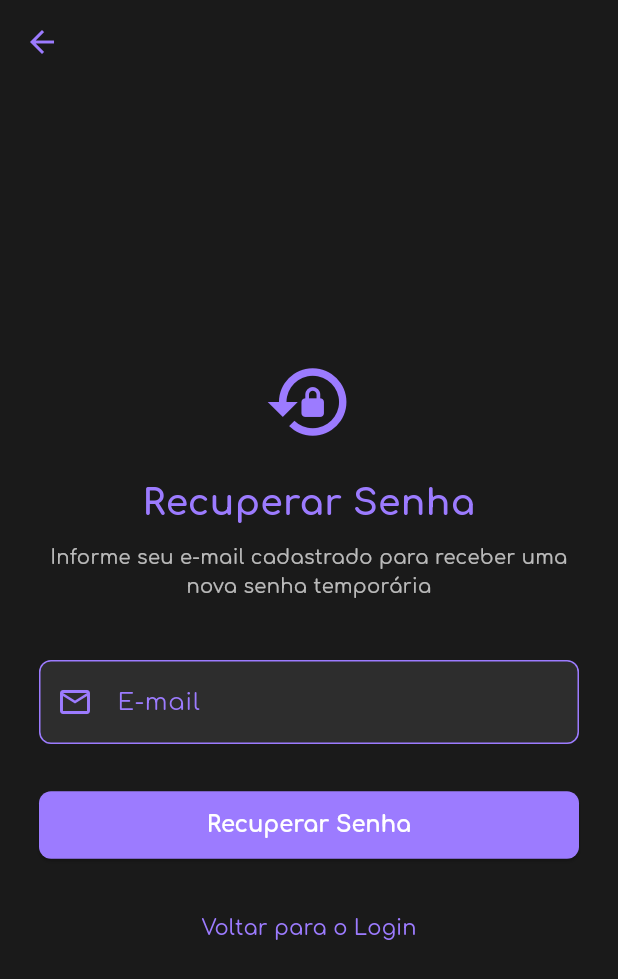
After one commit to equipe-javali/API_6_FRONT, a Flutter app: the screen it shows after launch, after a tap on "Esqueci minha senha", on a phone screen of 412 x 824 dp. The commit adds this screen. Shown: the top 979 px of the screen. Run offline on Flutter 3.47's test engine with Material 3 defaults, Android fonts, the phone set to English and light mode, and no system bars; our stand-ins replace go_router, google_fonts, shared_preferences, sticky_headers; network calls fail.

Commit message:
42 - feat: Implementa funcionalidade de recuperação de senha
- Cria a nova página `recuperar_senha.dart` com o formulário para o usuário inserir o e-mail.
- Adiciona a rota `/recuperar-senha` no arquivo `app/routes.dart`.
- Insere o link "Esqueci minha senha" na página de login (`login.dart`) para navegar até a nova tela.
- Integra a página com o endpoint do backend (`/password/recover`), enviando o e-mail com a nova senha.
- Implementa feedback visual para o usuário, incluindo:
  - Indicador de carregamento (`isLoading`) durante a requisição.
  - Um diálogo de sucesso (`_showSuccessDialog`) estilizado, que é exibido quando o e-mail é enviado com sucesso.
  - Uma mensagem de erro que aparece caso a API retorne um erro ou haja falha na conexão.
- Ajusta a navegação para redirecionar o usuário para a tela de login após a confirmação no diálogo de sucesso, corrigindo um erro de pilha de navegação.

```diff
--- a/app/lib/app/routes.dart
+++ b/app/lib/app/routes.dart
@@ -5,7 +5,7 @@ import 'package:app/pages/login.dart';
 import 'package:app/pages/listar_usuarios.dart';
 import 'package:app/pages/cadastrar_usuario.dart';
 import 'package:app/pages/chat.dart';
-
+import 'package:app/pages/recuperar_senha.dart';
 
 final GoRouter appRouter = GoRouter(
   initialLocation: '/login',
@@ -20,7 +20,7 @@ final GoRouter appRouter = GoRouter(
     // ),
     GoRoute(
       path: '/chat',
-       builder: (context, state) => const ChatPage(),
+      builder: (context, state) => const ChatPage(),
     ),
     GoRoute(
       path: '/usuarios',
@@ -30,5 +30,9 @@ final GoRouter appRouter = GoRouter(
       path: '/cadastrar/usuario',
       builder: (context, state) => const CadastrarUsuarioPage(),
     ),
+    GoRoute(
+      path: '/recuperar-senha',
+      builder: (context, state) => const RecuperarSenhaPage(),
+    ),
   ],
 );
--- a/app/lib/pages/login.dart
+++ b/app/lib/pages/login.dart
@@ -94,7 +94,23 @@ class _LoginPageState extends State<LoginPage> {
           style: const TextStyle(color: Colors.white),
           decoration: _inputDecoration("Senha", Icons.vpn_key),
         ),
-        const SizedBox(height: 30),
+        const SizedBox(height: 10),
+
+        // ✅ LINK "ESQUECI MINHA SENHA"
+        Align(
+          alignment: Alignment.centerRight,
+          child: TextButton(
+            onPressed: () => context.go('/recuperar-senha'),
+            child: Text(
+              'Esqueci minha senha',
+              style: GoogleFonts.comfortaa(
+                color: const Color(0xFF9C7BFF),
+                fontSize: isMobile ? 13 : 14,
+              ),
+            ),
+          ),
+        ),
+        const SizedBox(height: 20),
 
         // BOTÃO ENTRAR
         SizedBox(
--- /dev/null
+++ b/app/lib/pages/recuperar_senha.dart
@@ -0,0 +1,270 @@
+import 'package:flutter/material.dart';
+import 'package:go_router/go_router.dart';
+import 'package:google_fonts/google_fonts.dart';
+import 'package:http/http.dart' as http;
+import 'dart:convert';
+
+class RecuperarSenhaPage extends StatefulWidget {
+  const RecuperarSenhaPage({super.key});
+
+  @override
+  State<RecuperarSenhaPage> createState() => _RecuperarSenhaPageState();
+}
+
+class _RecuperarSenhaPageState extends State<RecuperarSenhaPage> {
+  final emailController = TextEditingController();
+  bool isLoading = false;
+  String? errorMessage;
+
+  Future<void> _recuperarSenha() async {
+    setState(() {
+      isLoading = true;
+      errorMessage = null;
+    });
+
+    try {
+      final response = await http.post(
+        Uri.parse('http://127.0.0.1:8000/password/recover'),
+        headers: {'Content-Type': 'application/json'},
+        body: jsonEncode({'email': emailController.text.trim()}),
+      );
+
+      setState(() => isLoading = false);
+
+      if (!mounted) return;
+
+      if (response.statusCode == 200) {
+        // Limpar campo após sucesso
+        emailController.clear();
+
+        // Opcional: mostrar diálogo de sucesso
+        _showSuccessDialog();
+      } else {
+        final data = jsonDecode(response.body);
+        setState(() {
+          errorMessage = data['detail'] ?? 'Erro ao recuperar senha';
+        });
+      }
+    } catch (e) {
+      setState(() {
+        isLoading = false;
+        errorMessage = 'Erro de conexão. Verifique sua internet.';
+      });
+    }
+  }
+
+  void _showSuccessDialog() {
+    showDialog(
+      context: context,
+      builder: (context) => AlertDialog(
+        backgroundColor: const Color(0xFF1A1A1A),
+        shape: RoundedRectangleBorder(
+          borderRadius: BorderRadius.circular(8),
+          side: const BorderSide(color: Color(0xFF9C7BFF), width: 1),
+        ),
+        title: Row(
+          children: [
+            const Icon(Icons.check_circle, color: Color(0xFF52FF52)),
+            const SizedBox(width: 10),
+            Text(
+              'Sucesso!',
+              style: GoogleFonts.comfortaa(color: Colors.white),
+            ),
+          ],
+        ),
+        content: Text(
+          'Uma nova senha foi enviada para seu e-mail.\n\nPor favor, verifique sua caixa de entrada e spam.',
+          style: GoogleFonts.comfortaa(color: Colors.white70),
+        ),
+        actions: [
+          ElevatedButton(
+            style: ElevatedButton.styleFrom(
+              backgroundColor: const Color(0xFF9C7BFF),
+              shape: RoundedRectangleBorder(
+                borderRadius: BorderRadius.circular(8),
+              ),
+            ),
+            onPressed: () {
+              Navigator.of(context).pop(); // Fecha o diálogo
+              context.go('/login'); // Volta para a tela de login
+            },
+            child: Text(
+              'OK',
+              style: GoogleFonts.comfortaa(color: Colors.white),
+            ),
+          ),
+        ],
+      ),
+    );
+  }
+
+  @override
+  void dispose() {
+    emailController.dispose();
+    super.dispose();
+  }
+
+  @override
+  Widget build(BuildContext context) {
+    return Scaffold(
+      backgroundColor: const Color(0xFF1A1A1A),
+      appBar: AppBar(
+        backgroundColor: const Color(0xFF1A1A1A),
+        foregroundColor: const Color(0xFF9C7BFF),
+        elevation: 0,
+        leading: IconButton(
+          icon: const Icon(Icons.arrow_back),
+          onPressed: () => Navigator.of(context).pop(),
+        ),
+      ),
+      body: LayoutBuilder(
+        builder: (context, constraints) {
+          final isMobile = constraints.maxWidth < 600;
+
+          return Center(
+            child: SingleChildScrollView(
+              padding: EdgeInsets.symmetric(
+                horizontal: isMobile ? 24 : 40,
+                vertical: isMobile ? 20 : 40,
+              ),
+              child: ConstrainedBox(
+                constraints: BoxConstraints(
+                  maxWidth: isMobile ? 360 : 420,
+                ),
+                child: _buildForm(isMobile),
+              ),
+            ),
+          );
+        },
+      ),
+    );
+  }
+
+  Widget _buildForm(bool isMobile) {
+    return Column(
+      mainAxisAlignment: MainAxisAlignment.center,
+      crossAxisAlignment: CrossAxisAlignment.stretch,
+      children: [
+        Icon(
+          Icons.lock_reset,
+          color: const Color(0xFF9C7BFF),
+          size: isMobile ? 60 : 72,
+        ),
+        const SizedBox(height: 20),
+
+        Text(
+          'Recuperar Senha',
+          textAlign: TextAlign.center,
+          style: GoogleFonts.comfortaa(
+            color: const Color(0xFF9C7BFF),
+            fontSize: isMobile ? 24 : 28,
+            fontWeight: FontWeight.bold,
+          ),
+        ),
+        const SizedBox(height: 10),
+
+        Text(
+          'Informe seu e-mail cadastrado para receber uma nova senha temporária',
+          textAlign: TextAlign.center,
+          style: GoogleFonts.comfortaa(
+            color: Colors.white70,
+            fontSize: isMobile ? 13 : 14,
+          ),
+        ),
+        const SizedBox(height: 40),
+
+        // EMAIL
+        TextField(
+          controller: emailController,
+          keyboardType: TextInputType.emailAddress,
+          style: const TextStyle(color: Colors.white),
+          decoration: _inputDecoration("E-mail", Icons.mail_outline),
+        ),
+        const SizedBox(height: 30),
+
+        // BOTÃO RECUPERAR
+        SizedBox(
+          width: double.infinity,
+          child: ElevatedButton(
+            onPressed: isLoading ? null : _recuperarSenha,
+            style: ElevatedButton.styleFrom(
+              backgroundColor: const Color(0xFF9C7BFF),
+              padding: const EdgeInsets.symmetric(vertical: 14),
+              shape: RoundedRectangleBorder(
+                borderRadius: BorderRadius.circular(8),
+              ),
+            ),
+            child: isLoading
+                ? const CircularProgressIndicator(color: Colors.white)
+                : Text(
+                    "Recuperar Senha",
+                    style: GoogleFonts.comfortaa(
+                      color: Colors.white,
+                      fontSize: isMobile ? 15 : 17,
+                      fontWeight: FontWeight.w700,
+                    ),
+                  ),
+          ),
+        ),
+
+        // MENSAGEM DE ERRO
+        if (errorMessage != null) ...[
+          const SizedBox(height: 20),
+          Container(
+            padding: const EdgeInsets.all(12),
+            decoration: BoxDecoration(
+              color: Colors.red.withOpacity(0.1),
+              border: Border.all(color: Colors.red),
+              borderRadius: BorderRadius.circular(8),
+            ),
+            child: Row(
+              children: [
+                const Icon(Icons.error_outline, color: Colors.red),
+                const SizedBox(width: 10),
+                Expanded(
+                  child: Text(
+                    errorMessage!,
+                    style: GoogleFonts.comfortaa(
+                      color: Colors.red,
+                      fontSize: 13,
+                    ),
+                  ),
+                ),
+              ],
+            ),
+          ),
+        ],
+
+        const SizedBox(height: 20),
+
+        // VOLTAR PARA LOGIN
+        TextButton(
+          onPressed: () => Navigator.of(context).pop(),
+          child: Text(
+            'Voltar para o Login',
+            style: GoogleFonts.comfortaa(
+              color: const Color(0xFF9C7BFF),
+              fontSize: isMobile ? 14 : 15,
+            ),
+          ),
+        ),
+      ],
+    );
+  }
+
+  InputDecoration _inputDecoration(String label, IconData icon) {
+    return InputDecoration(
+      prefixIcon: Icon(icon, color: const Color(0xFF9C7BFF)),
+      labelText: label,
+      labelStyle: GoogleFonts.comfortaa(color: const Color(0xFF9C7BFF)),
+      enabledBorder: OutlineInputBorder(
+        borderSide: const BorderSide(color: Color(0xFF9C7BFF)),
+        borderRadius: BorderRadius.circular(8),
+      ),
+      focusedBorder: OutlineInputBorder(
+        borderSide: const BorderSide(color: Color(0xFF9C7BFF), width: 2),
+        borderRadius: BorderRadius.circular(8),
+      ),
+    );
+  }
+}
```
Also changed, not shown: app/pubspec.lock.
